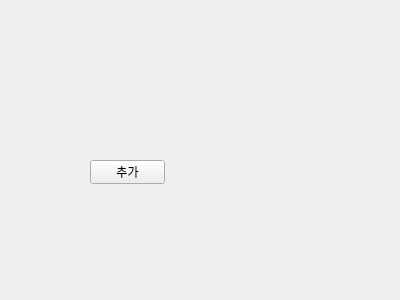
sueun-jo/2ndmini_dentix, file Dentix/patientaddform.ui: the form before one commit.
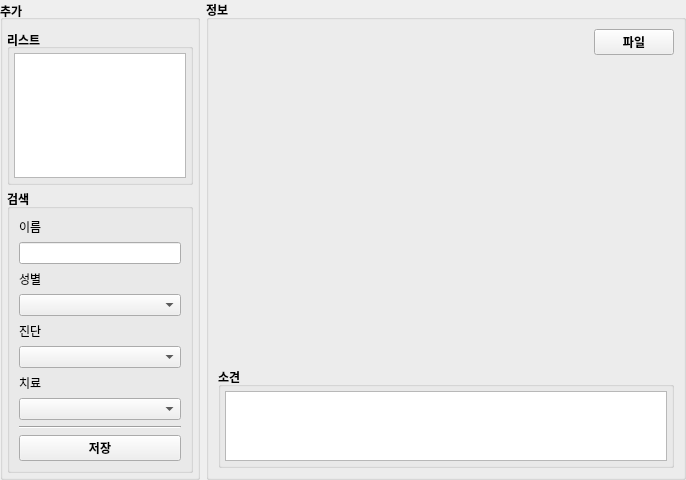
The form after the commit.

The edit to the form file:
```diff
--- a/Dentix/patientaddform.ui
+++ b/Dentix/patientaddform.ui
@@ -6,26 +6,291 @@
    <rect>
     <x>0</x>
     <y>0</y>
-    <width>400</width>
-    <height>300</height>
+    <width>686</width>
+    <height>435</height>
    </rect>
   </property>
   <property name="windowTitle">
    <string>Form</string>
   </property>
-  <widget class="QPushButton" name="pushButton">
-   <property name="geometry">
-    <rect>
-     <x>90</x>
-     <y>160</y>
-     <width>75</width>
-     <height>24</height>
-    </rect>
+  <layout class="QHBoxLayout" name="horizontalLayout_2">
+   <property name="leftMargin">
+    <number>0</number>
    </property>
-   <property name="text">
-    <string>추가</string>
+   <property name="topMargin">
+    <number>0</number>
    </property>
-  </widget>
+   <property name="rightMargin">
+    <number>0</number>
+   </property>
+   <property name="bottomMargin">
+    <number>0</number>
+   </property>
+   <item>
+    <layout class="QHBoxLayout" name="horizontalLayout">
+     <item>
+      <widget class="QGroupBox" name="groupBox">
+       <property name="maximumSize">
+        <size>
+         <width>200</width>
+         <height>16777215</height>
+        </size>
+       </property>
+       <property name="font">
+        <font>
+         <bold>true</bold>
+        </font>
+       </property>
+       <property name="title">
+        <string>추가</string>
+       </property>
+       <property name="alignment">
+        <set>Qt::AlignmentFlag::AlignLeading|Qt::AlignmentFlag::AlignLeft|Qt::AlignmentFlag::AlignVCenter</set>
+       </property>
+       <layout class="QVBoxLayout" name="verticalLayout_3">
+        <property name="spacing">
+         <number>4</number>
+        </property>
+        <property name="leftMargin">
+         <number>4</number>
+        </property>
+        <property name="rightMargin">
+         <number>4</number>
+        </property>
+        <property name="bottomMargin">
+         <number>4</number>
+        </property>
+        <item>
+         <widget class="QGroupBox" name="groupBox_3">
+          <property name="font">
+           <font>
+            <bold>true</bold>
+           </font>
+          </property>
+          <property name="title">
+           <string>리스트</string>
+          </property>
+          <property name="alignment">
+           <set>Qt::AlignmentFlag::AlignLeading|Qt::AlignmentFlag::AlignLeft|Qt::AlignmentFlag::AlignVCenter</set>
+          </property>
+          <property name="flat">
+           <bool>true</bool>
+          </property>
+          <property name="checkable">
+           <bool>false</bool>
+          </property>
+          <layout class="QVBoxLayout" name="verticalLayout_2">
+           <property name="spacing">
+            <number>5</number>
+           </property>
+           <property name="leftMargin">
+            <number>4</number>
+           </property>
+           <property name="topMargin">
+            <number>4</number>
+           </property>
+           <property name="rightMargin">
+            <number>4</number>
+           </property>
+           <property name="bottomMargin">
+            <number>4</number>
+           </property>
+           <item>
+            <widget class="QListView" name="listView">
+             <property name="font">
+              <font>
+               <bold>false</bold>
+              </font>
+             </property>
+            </widget>
+           </item>
+          </layout>
+         </widget>
+        </item>
+        <item>
+         <widget class="QGroupBox" name="groupBox_4">
+          <property name="font">
+           <font>
+            <bold>true</bold>
+           </font>
+          </property>
+          <property name="title">
+           <string>검색</string>
+          </property>
+          <property name="flat">
+           <bool>true</bool>
+          </property>
+          <layout class="QVBoxLayout" name="verticalLayout">
+           <item>
+            <widget class="QLabel" name="label">
+             <property name="font">
+              <font>
+               <bold>false</bold>
+              </font>
+             </property>
+             <property name="text">
+              <string>이름</string>
+             </property>
+            </widget>
+           </item>
+           <item>
+            <widget class="QLineEdit" name="lineEdit"/>
+           </item>
+           <item>
+            <widget class="QLabel" name="label_3">
+             <property name="font">
+              <font>
+               <bold>false</bold>
+              </font>
+             </property>
+             <property name="text">
+              <string>성별</string>
+             </property>
+            </widget>
+           </item>
+           <item>
+            <widget class="QComboBox" name="comboBox"/>
+           </item>
+           <item>
+            <widget class="QLabel" name="label_4">
+             <property name="font">
+              <font>
+               <bold>false</bold>
+              </font>
+             </property>
+             <property name="text">
+              <string>진단</string>
+             </property>
+            </widget>
+           </item>
+           <item>
+            <widget class="QComboBox" name="comboBox_2"/>
+           </item>
+           <item>
+            <widget class="QLabel" name="label_5">
+             <property name="font">
+              <font>
+               <bold>false</bold>
+              </font>
+             </property>
+             <property name="text">
+              <string>치료</string>
+             </property>
+            </widget>
+           </item>
+           <item>
+            <widget class="QComboBox" name="comboBox_3"/>
+           </item>
+           <item>
+            <widget class="Line" name="line">
+             <property name="orientation">
+              <enum>Qt::Orientation::Horizontal</enum>
+             </property>
+            </widget>
+           </item>
+           <item>
+            <widget class="QPushButton" name="pushButton">
+             <property name="text">
+              <string>저장</string>
+             </property>
+            </widget>
+           </item>
+          </layout>
+         </widget>
+        </item>
+       </layout>
+      </widget>
+     </item>
+     <item>
+      <widget class="QGroupBox" name="groupBox_2">
+       <property name="font">
+        <font>
+         <bold>true</bold>
+        </font>
+       </property>
+       <property name="title">
+        <string>정보</string>
+       </property>
+       <layout class="QVBoxLayout" name="verticalLayout_5">
+        <item>
+         <layout class="QHBoxLayout" name="horizontalLayout_3">
+          <item>
+           <spacer name="horizontalSpacer">
+            <property name="orientation">
+             <enum>Qt::Orientation::Horizontal</enum>
+            </property>
+            <property name="sizeHint" stdset="0">
+             <size>
+              <width>40</width>
+              <height>20</height>
+             </size>
+            </property>
+           </spacer>
+          </item>
+          <item>
+           <widget class="QPushButton" name="pushButton_2">
+            <property name="text">
+             <string>파일</string>
+            </property>
+           </widget>
+          </item>
+         </layout>
+        </item>
+        <item>
+         <widget class="QLabel" name="labelPicture">
+          <property name="minimumSize">
+           <size>
+            <width>0</width>
+            <height>300</height>
+           </size>
+          </property>
+          <property name="text">
+           <string/>
+          </property>
+          <property name="scaledContents">
+           <bool>true</bool>
+          </property>
+         </widget>
+        </item>
+        <item>
+         <widget class="QGroupBox" name="groupBox_5">
+          <property name="title">
+           <string>소견</string>
+          </property>
+          <layout class="QVBoxLayout" name="verticalLayout_4">
+           <property name="spacing">
+            <number>4</number>
+           </property>
+           <property name="leftMargin">
+            <number>4</number>
+           </property>
+           <property name="topMargin">
+            <number>4</number>
+           </property>
+           <property name="rightMargin">
+            <number>4</number>
+           </property>
+           <property name="bottomMargin">
+            <number>4</number>
+           </property>
+           <item>
+            <widget class="QTextEdit" name="textEdit">
+             <property name="font">
+              <font>
+               <bold>false</bold>
+              </font>
+             </property>
+            </widget>
+           </item>
+          </layout>
+         </widget>
+        </item>
+       </layout>
+      </widget>
+     </item>
+    </layout>
+   </item>
+  </layout>
  </widget>
  <resources/>
  <connections/>
```
